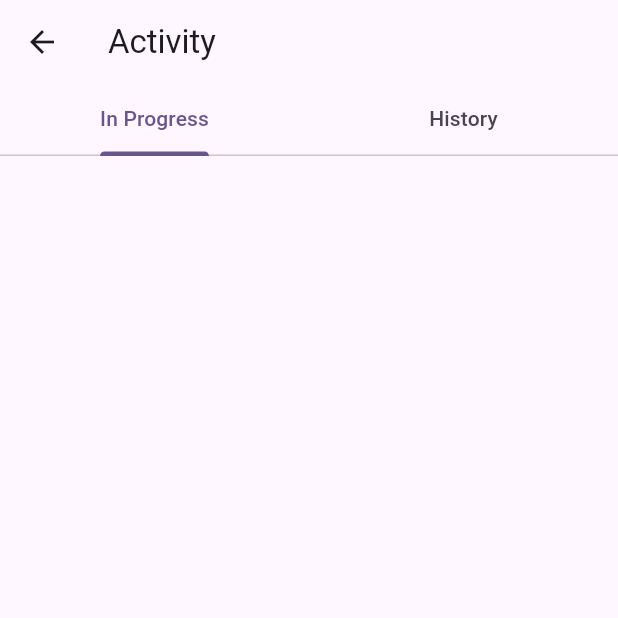
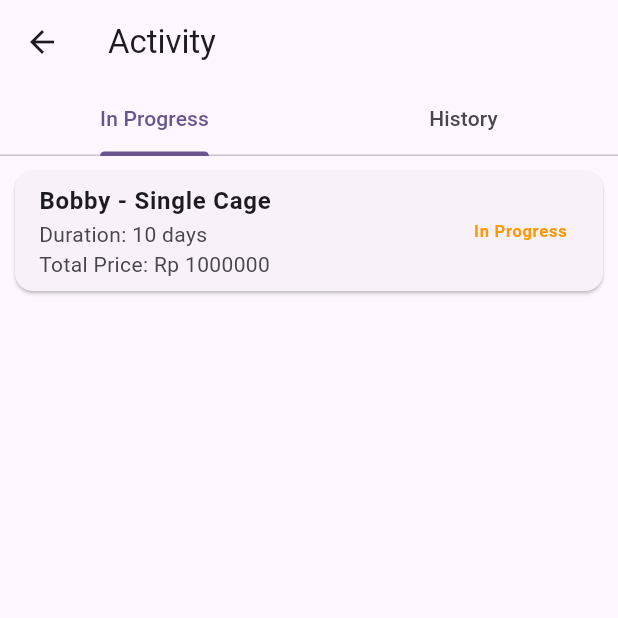
Before and after one commit to DDoritoes/SE_WMP-Project, a Flutter app: the ActivityPage screen opened by its route, on a phone screen of 412 x 824 dp, the top half of it. Run offline on Flutter 3.47's test engine with Material 3 defaults, Android fonts, the phone set to English and light mode, and no system bars; our stand-ins replace firebase_auth, firebase_core, image_picker, shared_preferences; accounts and stored records are empty.

Commit message:
new front end

```diff
--- a/lib/activitypage.dart
+++ b/lib/activitypage.dart
@@ -1,8 +1,8 @@
-import 'dart:async'; // Tambahkan ini untuk Timer
+import 'dart:async';
 import 'package:flutter/material.dart';
 
 class ActivityPage extends StatefulWidget {
-  final Map<String, dynamic>? newBooking; // Data booking dari BookingPage
+  final Map<String, dynamic>? newBooking;
   const ActivityPage({super.key, this.newBooking});
 
   @override
@@ -11,38 +11,51 @@ class ActivityPage extends StatefulWidget {
 
 class _ActivityPageState extends State<ActivityPage> with SingleTickerProviderStateMixin {
   late TabController _tabController;
-  Timer? _timer; // Tambahkan Timer
+  Timer? _timer;
 
-  // List untuk menyimpan aktivitas
-  List<Map<String, dynamic>> inProgressList = [];
-  List<Map<String, dynamic>> historyList = [];
+  List<Map<String, dynamic>> inProgressList = [
+    {
+      'petName': 'Bobby',
+      'cageType': 'Single',
+      'duration': 10,
+      'totalPrice': 1000000,
+      'status': 'In Progress',
+    },
+  ];
+
+  List<Map<String, dynamic>> historyList = [
+    {
+      'petName': 'Kedy',
+      'cageType': 'Single',
+      'duration': 5,
+      'totalPrice': 500000,
+      'status': 'Done',
+    },
+  ];
 
   @override
   void initState() {
     super.initState();
     _tabController = TabController(length: 2, vsync: this);
 
-    // Tambahkan booking baru ke In Progress jika ada
     if (widget.newBooking != null) {
-      setState(() {
-        inProgressList.add(widget.newBooking!);
-      });
+      inProgressList.add(widget.newBooking!);
     }
 
-    // Jadwalkan pengecekan booking setiap detik
     _startCheckCompletedBookings();
   }
 
   void _startCheckCompletedBookings() {
     _timer = Timer.periodic(const Duration(seconds: 1), (timer) {
-      if (!mounted) return; // Pastikan widget masih aktif
+      if (!mounted) return;
+
       setState(() {
-        // Pindahkan booking yang sudah selesai ke History
         inProgressList.removeWhere((booking) {
           DateTime endDate = booking['endDate'];
           if (DateTime.now().isAfter(endDate)) {
+            booking['status'] = 'Selesai';
             historyList.add(booking);
-            return true; // Hapus dari In Progress
+            return true;
           }
           return false;
         });
@@ -52,8 +65,8 @@ class _ActivityPageState extends State<ActivityPage> with SingleTickerProviderSt
 
   @override
   void dispose() {
-    _timer?.cancel(); // Batalkan Timer
-    _tabController.dispose(); // Hapus controller
+    _timer?.cancel();
+    _tabController.dispose();
     super.dispose();
   }
 
@@ -81,6 +94,15 @@ class _ActivityPageState extends State<ActivityPage> with SingleTickerProviderSt
   }
 
   Widget _buildListView(List<Map<String, dynamic>> list) {
+    if (list.isEmpty) {
+      return const Center(
+        child: Text(
+          'No data available.',
+          style: TextStyle(fontSize: 16, color: Colors.grey),
+        ),
+      );
+    }
+
     return ListView.builder(
       itemCount: list.length,
       itemBuilder: (context, index) {
@@ -88,7 +110,10 @@ class _ActivityPageState extends State<ActivityPage> with SingleTickerProviderSt
         return Card(
           margin: const EdgeInsets.all(10),
           child: ListTile(
-            title: Text("${booking['petName']} - ${booking['cageType']} Cage"),
+            title: Text(
+              "${booking['petName']} - ${booking['cageType']} Cage",
+              style: const TextStyle(fontWeight: FontWeight.bold),
+            ),
             subtitle: Text(
               "Duration: ${booking['duration']} days\n"
               "Total Price: Rp ${booking['totalPrice']}",
@@ -96,9 +121,7 @@ class _ActivityPageState extends State<ActivityPage> with SingleTickerProviderSt
             trailing: Text(
               booking['status'],
               style: TextStyle(
-                color: booking['status'] == 'Dalam pengantaran'
-                    ? Colors.orange
-                    : Colors.green,
+                color: _getStatusColor(booking['status']),
                 fontWeight: FontWeight.bold,
               ),
             ),
@@ -107,4 +130,15 @@ class _ActivityPageState extends State<ActivityPage> with SingleTickerProviderSt
       },
     );
   }
+
+  Color _getStatusColor(String status) {
+    switch (status) {
+      case 'In Progress':
+        return Colors.orange;
+      case 'Done':
+        return Colors.green;
+      default:
+        return Colors.grey;
+    }
+  }
 }
```
Also changed, not shown: lib/bookingpage.dart (+7 -3 lines), pubspec.lock, pubspec.yaml (line endings or trailing spaces).
